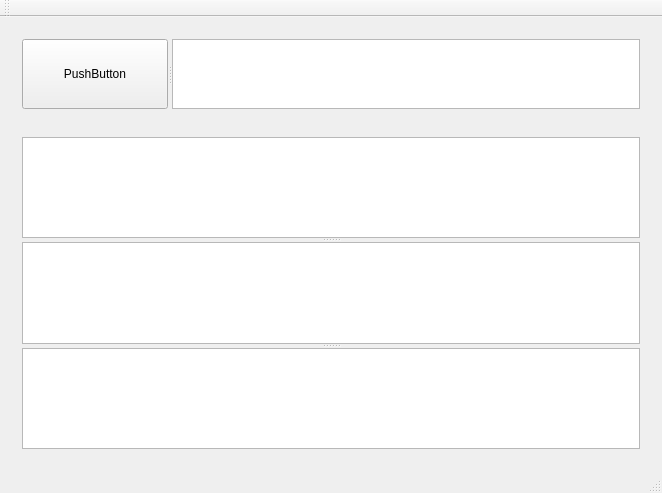
This is src/app/qt/mainwindow.ui in chinasarft/mpegts-parser as Qt 5 draws it before an edit. The edited form follows.
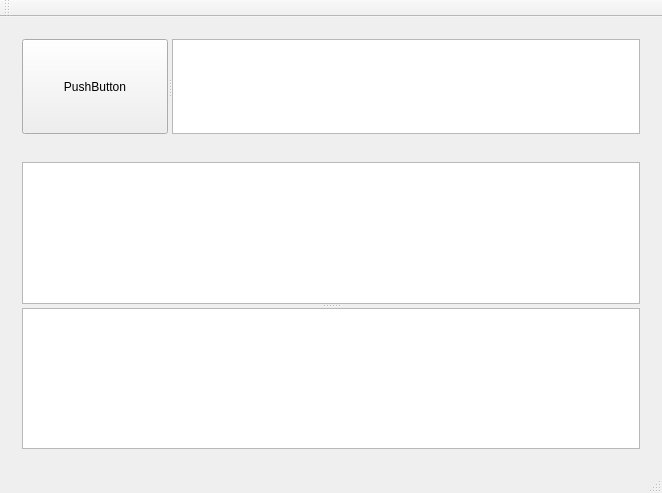
This is the edited form.

Patch:
```diff
--- a/src/app/qt/mainwindow.ui
+++ b/src/app/qt/mainwindow.ui
@@ -51,7 +51,6 @@
          </property>
          <widget class="QTableView" name="tableView"/>
          <widget class="QTreeView" name="treeView"/>
-         <widget class="QTextEdit" name="textEdit"/>
         </widget>
        </item>
       </layout>
```
